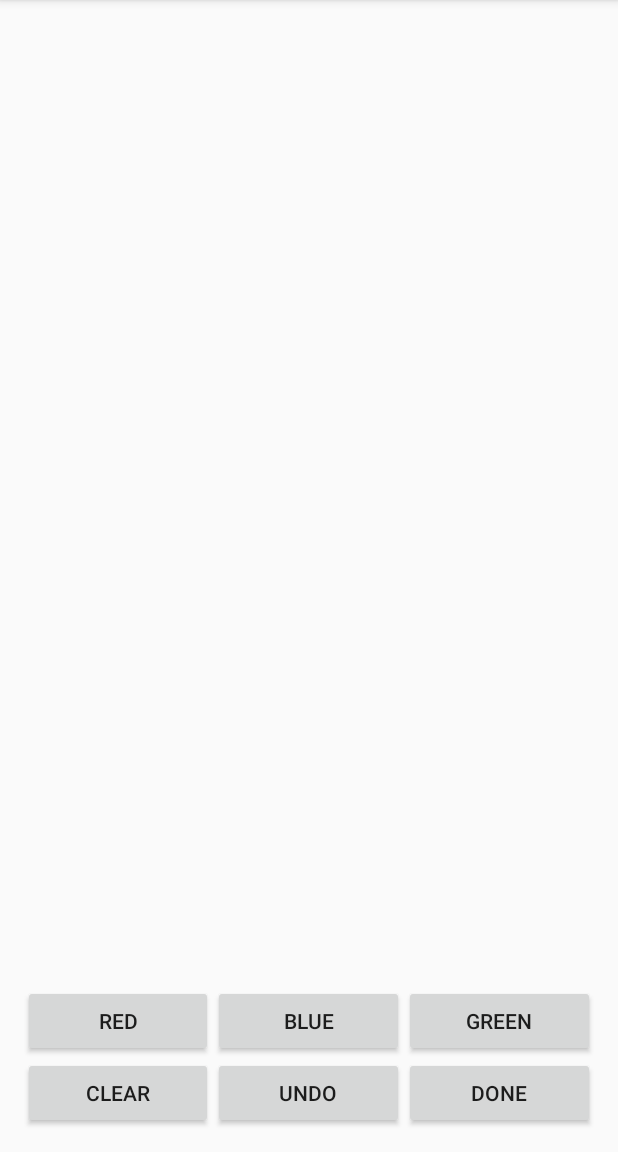
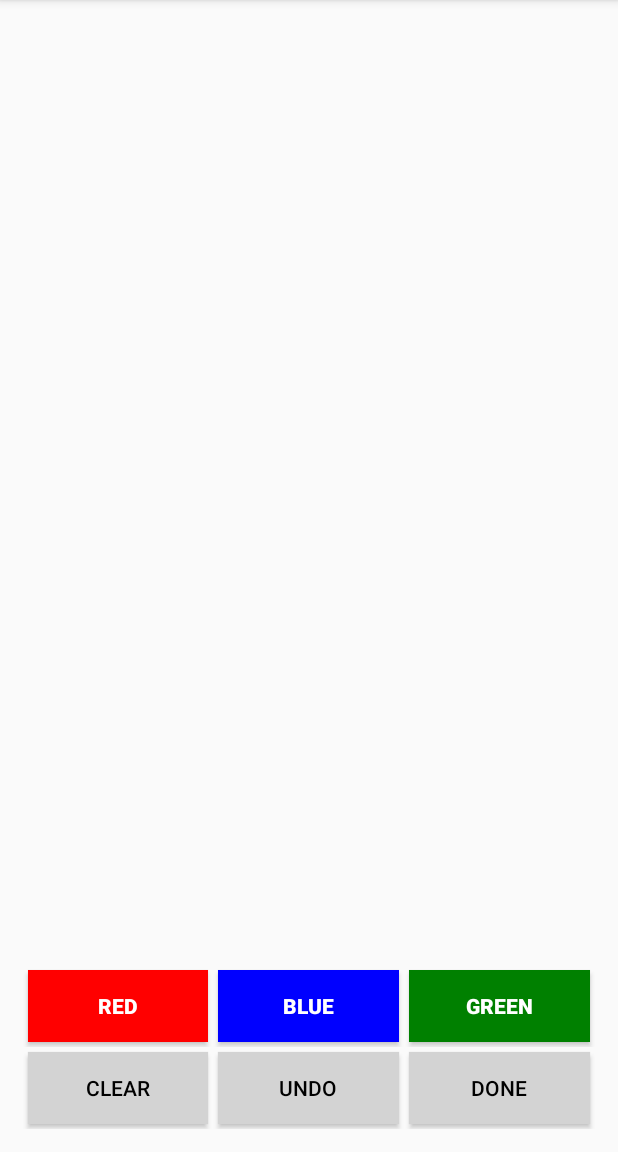
Before and after one commit to Rikkokiri/HW5DrawingApp, an Android app: the DrawingActivity screen opened directly, with no data from a screen before it, on a phone screen of 412 x 824 dp, the part 84-1236 px from its top. Run offline under Robolectric (Android 15) with nearby library versions, the phone set to English and light mode, and no system bars; 2 statements that could not run were skipped.

Commit message:
Buttons done. I'll make them prettier once the app actually works.

```diff
--- a/app/src/main/res/layout/activity_drawing.xml
+++ b/app/src/main/res/layout/activity_drawing.xml
@@ -19,6 +19,9 @@
         android:adjustViewBounds="true">
     </com.virginiatech.piraj.hw5drawingapp.DrawingCanvas>
 
+
+    <!-- Buttons -->
+
     <TableLayout
         android:layout_width="fill_parent"
         android:layout_height="wrap_content"
@@ -35,18 +38,17 @@
                 android:text="Red"
                 android:layout_width="0dp"
                 android:layout_weight="1"
-                android:padding="3dp"
-                android:paddingTop="0dp"/>
+                style="@style/ColorButtons"
+                android:background="#FF0000"/>
 
             <!-- Blue -->
             <Button
                 android:id="@+id/blue"
                 android:text="Blue"
                 android:layout_width="0dp"
-
                 android:layout_weight="1"
-                android:padding="3dp"
-                android:paddingTop="0dp"/>
+                style="@style/ColorButtons"
+                android:background="#0000FF"/>
 
             <!-- Green -->
             <Button
@@ -54,21 +56,21 @@
                 android:text="Green"
                 android:layout_width="0dp"
                 android:layout_weight="1"
-                android:padding="3dp"
-                android:paddingTop="0dp"/>
+                style="@style/ColorButtons"
+                android:background="#008000"/>
 
         </TableRow>
 
         <TableRow
             android:layout_margin="0dp">
+
             <!-- Clear -->
             <Button
                 android:id="@+id/clearButton"
                 android:text="Clear"
                 android:layout_width="0dp"
                 android:layout_weight="1"
-                android:padding="3dp"
-                android:paddingTop="0dp"/>
+                style="@style/canvasButtons"/>
 
             <!-- Undo -->
             <Button
@@ -76,8 +78,7 @@
                 android:text="Undo"
                 android:layout_width="0dp"
                 android:layout_weight="1"
-                android:padding="3dp"
-                android:paddingTop="0dp"/>
+                style="@style/canvasButtons"/>
 
             <!-- Done -->
             <Button
@@ -85,8 +86,7 @@
                 android:text="Done"
                 android:layout_width="0dp"
                 android:layout_weight="1"
-                android:padding="3dp"
-                android:paddingTop="0dp"/>
+                style="@style/canvasButtons"/>
 
         </TableRow>
 
--- a/app/src/main/res/values/styles.xml
+++ b/app/src/main/res/values/styles.xml
@@ -8,4 +8,19 @@
         <item name="colorAccent">@color/colorAccent</item>
     </style>
 
+    <!-- Style for drawing canvas buttons -->
+    <style name="canvasButtons">
+        <item name="android:padding">5dp</item>
+        <item name="android:paddingTop">0dp</item>
+        <item name="android:textColor">#000</item>
+        <item name="android:layout_margin">3dp</item>
+        <item name="android:background">#D3D3D3</item>
+    </style>
+
+    <!-- Base style for color buttons -->
+    <style name="ColorButtons" parent="canvasButtons">
+        <item name="android:textColor">#fff</item>
+        <item name="android:textStyle">bold</item>
+    </style>
+
 </resources>
```
